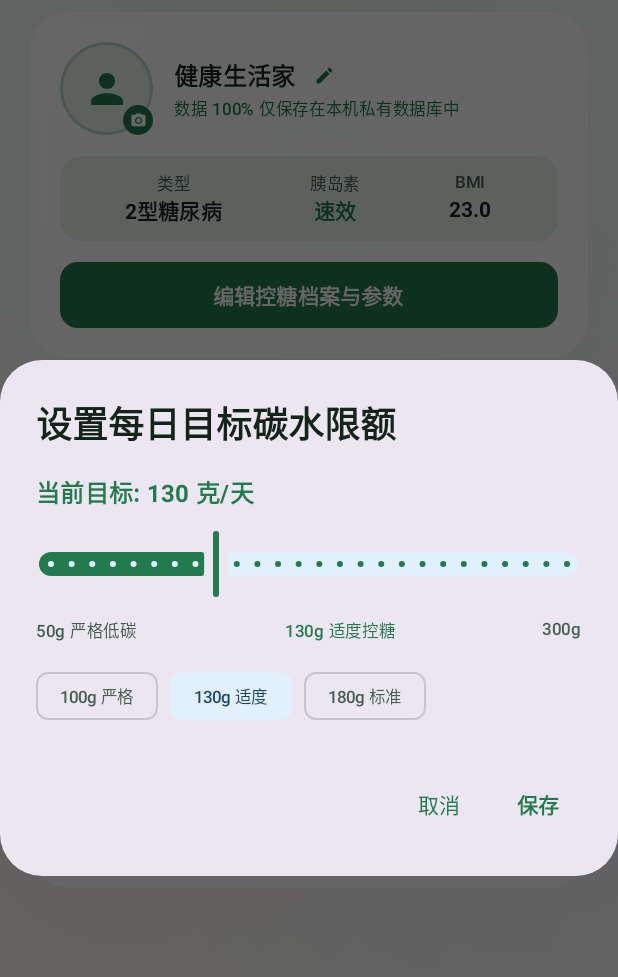
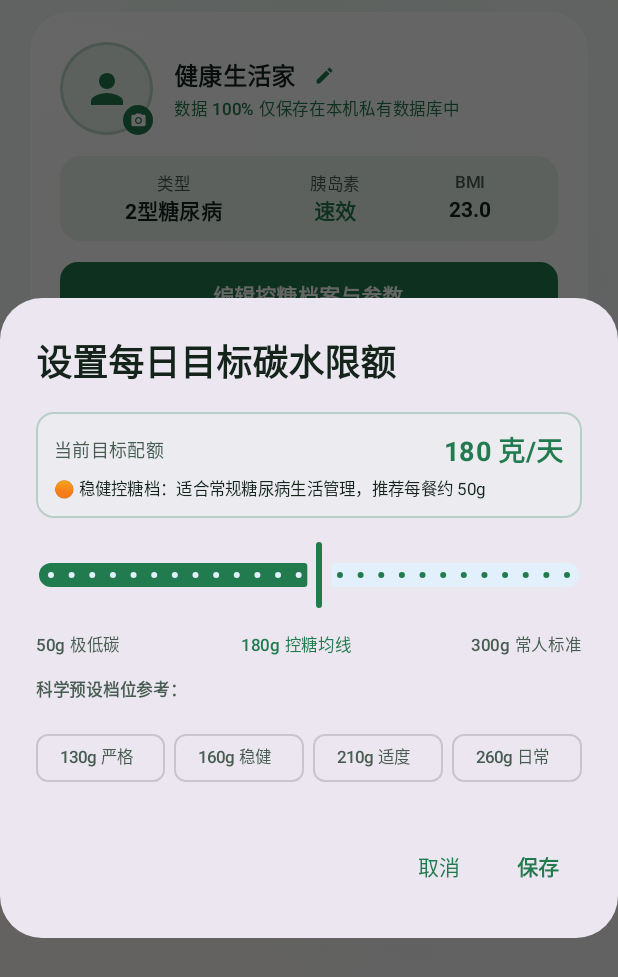
Before and after one commit to Gyunxhian/GI-Checker, an Android app built with Jetpack Compose: the composable LifeScreen shown on its own in the app's theme, after a tap on "每日目标碳水限额", on a phone screen of 412 x 824 dp. Shown: the top 977 px of the screen. Run offline under Robolectric (Android 15) with nearby library versions, the phone set to English and light mode, and no system bars; our stand-ins replace Dagger/Hilt's generated code, Room's generated code; pictures from the network do not load; 3 other taps on this screen came first.

Commit message:
fix(calc): 重构食材净碳水直加算法，扩充中餐熟食成分库，落地四级医学控糖配额与档案即时基准显现

```diff
--- a/app/src/main/java/com/example/diabetesassistant/camera/AnalysisResultJson.kt
+++ b/app/src/main/java/com/example/diabetesassistant/camera/AnalysisResultJson.kt
@@ -20,4 +20,5 @@ data class AnalysisResultJson(
     val insulinBand: InsulinBandResult? = null,
     val focusPeriods: List<FocusPeriod>? = null,
     val reminders: List<String>? = null,
+    val ingredientCarbsMap: Map<String, Float>? = null,
 )
--- a/app/src/main/java/com/example/diabetesassistant/camera/ArchiveDetailScreen.kt
+++ b/app/src/main/java/com/example/diabetesassistant/camera/ArchiveDetailScreen.kt
@@ -80,6 +80,7 @@ import androidx.compose.ui.unit.sp
 import coil.compose.AsyncImage
 import coil.request.ImageRequest
 import java.io.File
+import com.example.diabetesassistant.data.local.BuiltInCarbFallback
 import com.example.diabetesassistant.data.model.DishRecognitionResult
 import com.example.diabetesassistant.data.model.Ingredient
 import com.example.diabetesassistant.data.model.InsulinType
@@ -1017,6 +1018,8 @@ private fun IngredientsBreakdownCard(
                     val isMeat = ingredient.category.contains("meat", ignoreCase = true) || ingredient.category.contains("荤")
                     val badgeColor = if (isMeat) ThresholdElevated else MaterialTheme.colorScheme.primary
                     val usdaCarb = carbMap[ingredient.name]
+                        ?: BuiltInCarbFallback.lookup(ingredient.nameEn ?: "")
+                        ?: BuiltInCarbFallback.lookup(ingredient.name)
 
                     Row(
                         modifier = Modifier
--- a/app/src/main/java/com/example/diabetesassistant/camera/CameraRecognitionViewModel.kt
+++ b/app/src/main/java/com/example/diabetesassistant/camera/CameraRecognitionViewModel.kt
@@ -219,6 +219,7 @@ class CameraRecognitionViewModel @Inject constructor(
                         focusPeriods = parsed?.focusPeriods ?: emptyList(),
                         reminders = parsed?.reminders ?: emptyList(),
                         recognitionResult = parsed?.recognitionResult,
+                        ingredientCarbsMap = parsed?.ingredientCarbsMap ?: emptyMap(),
                         isLoading = false,
                         error = null,
                     )
@@ -329,6 +330,7 @@ class CameraRecognitionViewModel @Inject constructor(
                 insulinBand = state.insulinBand,
                 focusPeriods = state.focusPeriods,
                 reminders = state.reminders,
+                ingredientCarbsMap = state.ingredientCarbsMap,
             )
         )
     }
--- a/app/src/main/java/com/example/diabetesassistant/data/local/preferences/UserPreferencesDataSource.kt
+++ b/app/src/main/java/com/example/diabetesassistant/data/local/preferences/UserPreferencesDataSource.kt
@@ -64,10 +64,10 @@ open class UserPreferencesDataSource @Inject constructor(
     }
 
     /**
-     * 每日目标碳水限额流 (默认 130g)。
+     * 每日目标碳水限额流 (默认 180g 稳健控糖)。
      */
     val dailyCarbTargetFlow: Flow<Float> = dataStore.data.map { prefs ->
-        prefs[PreferencesKeys.DAILY_CARB_TARGET] ?: 130f
+        prefs[PreferencesKeys.DAILY_CARB_TARGET] ?: 180f
     }
 
     /**
--- a/app/src/main/java/com/example/diabetesassistant/ui/screens/LifeScreen.kt
+++ b/app/src/main/java/com/example/diabetesassistant/ui/screens/LifeScreen.kt
@@ -5,6 +5,7 @@ import androidx.activity.compose.rememberLauncherForActivityResult
 import androidx.activity.result.PickVisualMediaRequest
 import androidx.activity.result.contract.ActivityResultContracts
 import androidx.compose.ui.platform.LocalContext
+import androidx.compose.foundation.BorderStroke
 import androidx.compose.foundation.background
 import androidx.compose.foundation.border
 import androidx.compose.foundation.clickable
@@ -489,17 +490,54 @@ fun LifeScreen(
     // 每日碳水目标设置弹窗
     if (showCarbTargetDialog) {
         var tempTarget by remember { mutableStateOf(state.dailyCarbTarget) }
+        val targetInt = tempTarget.toInt()
+
+        val currentTierInfo = when {
+            targetInt >= 240 -> "🟢 日常维持档：适合健康成年人与日常关注人群，推荐每餐约 80~90g"
+            targetInt >= 190 -> "🟡 适度控糖档：适合轻度控糖与防峰人群，推荐每餐约 65~70g"
+            targetInt >= 150 -> "🟠 稳健控糖档：适合常规糖尿病生活管理，推荐每餐约 50g"
+            else -> "🔴 严格临床档：适合临床强化期或极低碳干预，推荐每餐约 35~40g"
+        }
+
         AlertDialog(
             onDismissRequest = { showCarbTargetDialog = false },
             title = { Text("设置每日目标碳水限额", fontWeight = FontWeight.Bold, color = MaterialTheme.colorScheme.onSurface) },
             text = {
-                Column(verticalArrangement = Arrangement.spacedBy(12.dp)) {
-                    Text(
-                        text = "当前目标: ${tempTarget.toInt()} 克/天",
-                        style = MaterialTheme.typography.titleMedium,
-                        fontWeight = FontWeight.Bold,
-                        color = MaterialTheme.colorScheme.primary,
-                    )
+                Column(verticalArrangement = Arrangement.spacedBy(14.dp)) {
+                    Surface(
+                        shape = RoundedCornerShape(12.dp),
+                        color = MaterialTheme.colorScheme.primaryContainer.copy(alpha = 0.35f),
+                        border = BorderStroke(1.dp, MaterialTheme.colorScheme.primary.copy(alpha = 0.25f)),
+                        modifier = Modifier.fillMaxWidth(),
+                    ) {
+                        Column(modifier = Modifier.padding(12.dp)) {
+                            Row(
+                                modifier = Modifier.fillMaxWidth(),
+                                horizontalArrangement = Arrangement.SpaceBetween,
+                                verticalAlignment = Alignment.CenterVertically,
+                            ) {
+                                Text(
+                                    text = "当前目标配额",
+                                    fontSize = 12.sp,
+                                    color = MaterialTheme.colorScheme.onSurfaceVariant,
+                                )
+                                Text(
+                                    text = "$targetInt 克/天",
+                                    fontSize = 18.sp,
+                                    fontWeight = FontWeight.Bold,
+                                    color = MaterialTheme.colorScheme.primary,
+                                )
+                            }
+                            Spacer(Modifier.height(4.dp))
+                            Text(
+                                text = currentTierInfo,
+                                fontSize = 11.sp,
+                                color = MaterialTheme.colorScheme.onSurface,
+                                lineHeight = 16.sp,
+                            )
+                        }
+                    }
+
                     Slider(
                         value = tempTarget,
                         onValueChange = { tempTarget = it },
@@ -514,20 +552,33 @@ fun LifeScreen(
                         modifier = Modifier.fillMaxWidth(),
                         horizontalArrangement = Arrangement.SpaceBetween,
                     ) {
-                        Text("50g 严格低碳", style = MaterialTheme.typography.labelSmall, color = MaterialTheme.colorScheme.onSurfaceVariant)
-                        Text("130g 适度控糖", style = MaterialTheme.typography.labelSmall, color = MaterialTheme.colorScheme.primary)
-                        Text("300g", style = MaterialTheme.typography.labelSmall, color = MaterialTheme.colorScheme.onSurfaceVariant)
+                        Text("50g 极低碳", style = MaterialTheme.typography.labelSmall, color = MaterialTheme.colorScheme.onSurfaceVariant)
+                        Text("180g 控糖均线", style = MaterialTheme.typography.labelSmall, color = MaterialTheme.colorScheme.primary)
+                        Text("300g 常人标准", style = MaterialTheme.typography.labelSmall, color = MaterialTheme.colorScheme.onSurfaceVariant)
                     }
+
+                    Text(
+                        text = "科学预设档位参考：",
+                        style = MaterialTheme.typography.labelSmall,
+                        color = MaterialTheme.colorScheme.onSurfaceVariant,
+                        fontWeight = FontWeight.SemiBold,
+                    )
 
                     Row(
                         modifier = Modifier.fillMaxWidth(),
-                        horizontalArrangement = Arrangement.spacedBy(8.dp),
+                        horizontalArrangement = Arrangement.spacedBy(6.dp),
                     ) {
-                        listOf(100f to "100g 严格", 130f to "130g 适度", 180f to "180g 标准").forEach { (v, lbl) ->
+                        listOf(
+                            130f to "130g 严格",
+                            160f to "160g 稳健",
+                            210f to "210g 适度",
+                            260f to "260g 日常",
+                        ).forEach { (v, lbl) ->
                             FilterChip(
-                                selected = tempTarget.toInt() == v.toInt(),
+                                selected = targetInt == v.toInt(),
                                 onClick = { tempTarget = v },
                                 label = { Text(lbl, fontSize = 11.sp) },
+                                modifier = Modifier.weight(1f),
                             )
                         }
                     }
```
Also changed, not shown: app/src/main/java/com/example/diabetesassistant/data/local/BuiltInCarbFallback.kt (+134 -42 lines), app/src/main/java/com/example/diabetesassistant/domain/algorithm/CarbAndGiCalculator.kt (+4 -3 lines), app/src/main/java/com/example/diabetesassistant/domain/usecase/AnalyzeFoodUseCase.kt (+27 -19 lines), 4 other files.
